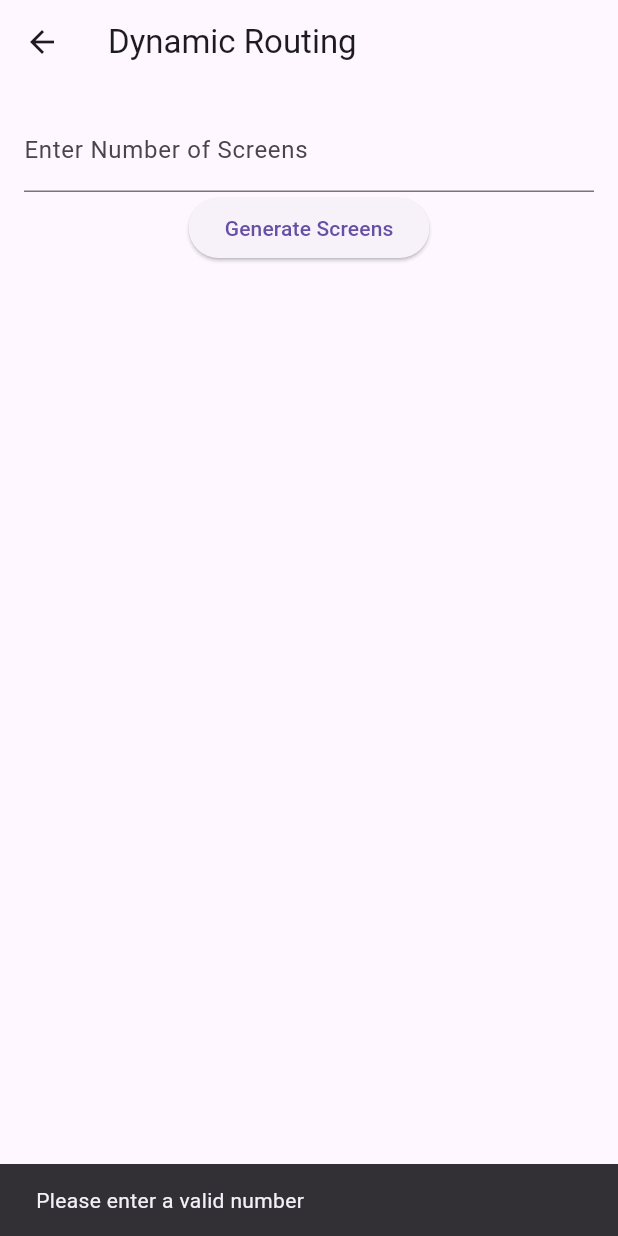
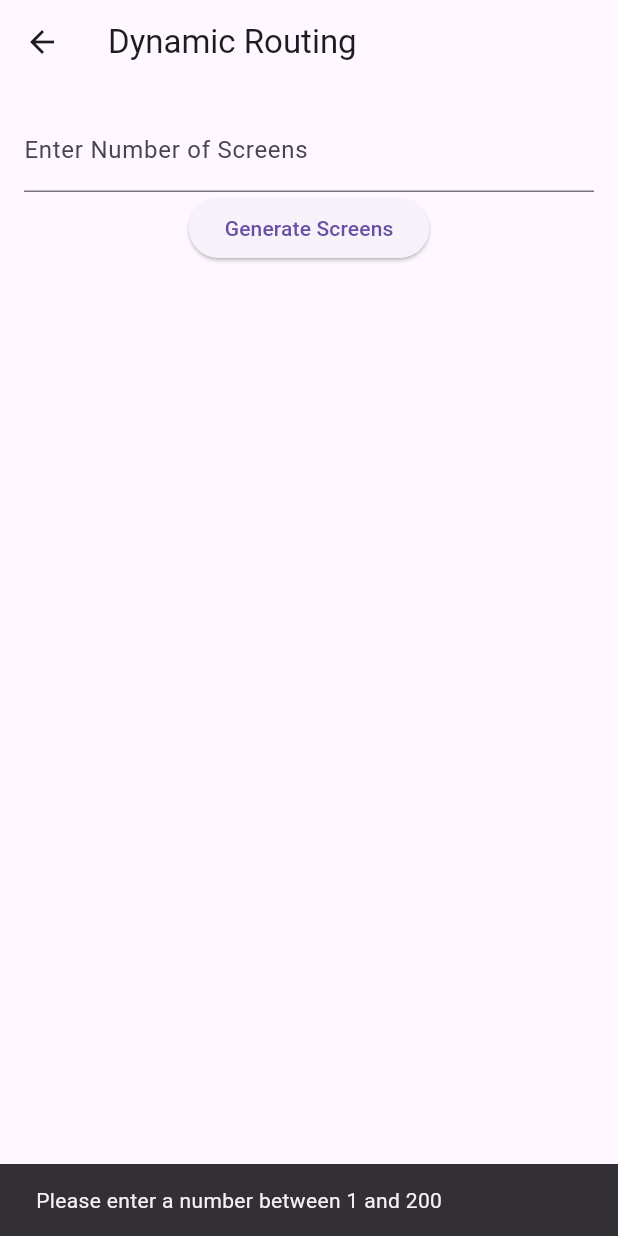
Before and after one commit to Jasonbs1/advanced_navigation_flutter, a Flutter app: the GenerateScreen screen opened by its route, after a tap on "Generate Screens", on a phone screen of 412 x 824 dp. Run offline on Flutter 3.47's test engine with Material 3 defaults, Android fonts, the phone set to English and light mode, and no system bars.

Commit message:
Add files via upload

```diff
--- a/lib/first_screen.dart
+++ b/lib/first_screen.dart
@@ -55,12 +55,6 @@ class FirstScreen extends StatelessWidget {
               child: Text('Go to Second Screen'),
             ),
             SizedBox(height: 20),
-            // ElevatedButton(
-            //   onPressed: () {
-            //     Navigator.pushNamed(context, '/third');
-            //   },
-            //   child: Text('Go to Third Screen'),
-            // ),
           ],
         ),
       ),
--- a/lib/generate_screen.dart
+++ b/lib/generate_screen.dart
@@ -19,12 +19,15 @@ class GenerateScreen extends StatelessWidget {
             ElevatedButton(
               onPressed: () {
                 int count = int.tryParse(_controller.text) ?? 0;
-                if (count <= 0) {
+
+                // Check if the number is valid, between 1 and 200
+                if (count <= 0 || count > 200) {
                   ScaffoldMessenger.of(context).showSnackBar(
-                    SnackBar(content: Text('Please enter a valid number')),
+                    SnackBar(content: Text('Please enter a number between 1 and 200')),
                   );
                   return;
                 }
+
                 for (int i = 1; i <= count; i++) {
                   Navigator.push(
                     context,
```
